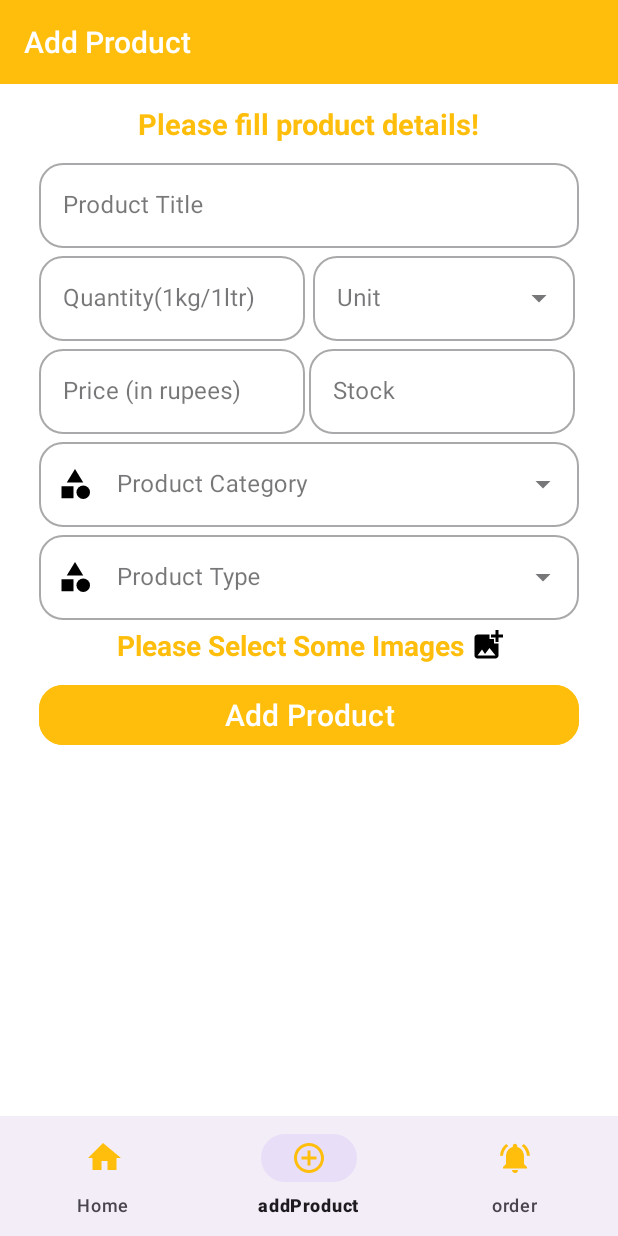
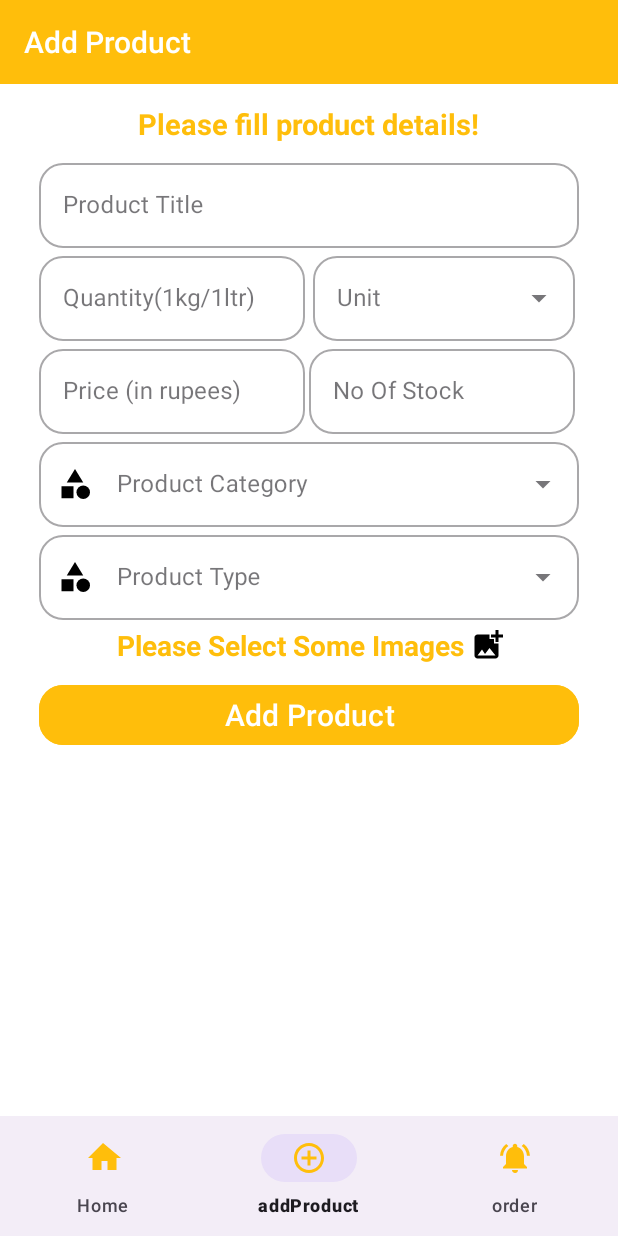
Before and after one commit to azeemAK7/AdminBlinkit, an Android app: the addProductFragment screen opened through its navigation route, on a phone screen of 412 x 824 dp. Run offline under Robolectric (Android 15) with nearby library versions, the phone set to English and light mode, and no system bars; our stand-ins replace navigation-ui.

Commit message:
modified add layout file

```diff
--- a/app/src/main/res/layout/fragment_add_product.xml
+++ b/app/src/main/res/layout/fragment_add_product.xml
@@ -161,7 +161,7 @@
                         android:layout_width="match_parent"
                         android:layout_height="wrap_content"
                         android:drawablePadding="9.00dp"
-                        android:hint="Stock"
+                        android:hint="No Of Stock"
                         android:inputType="number"/>
                 </com.google.android.material.textfield.TextInputLayout>
 
```
